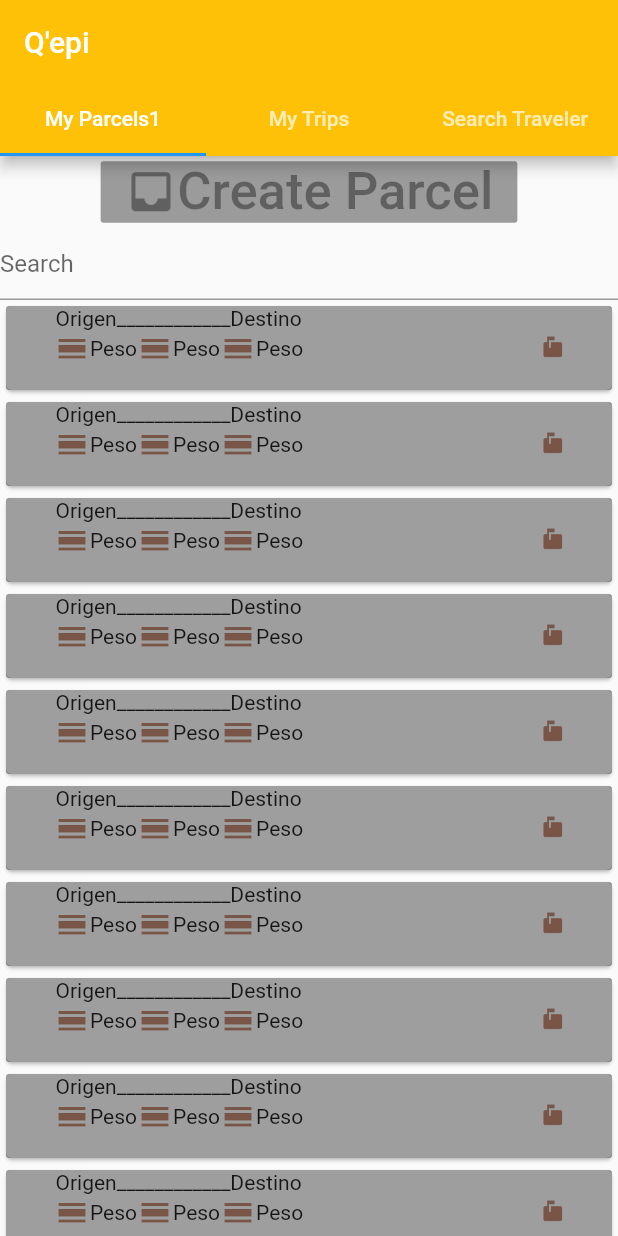
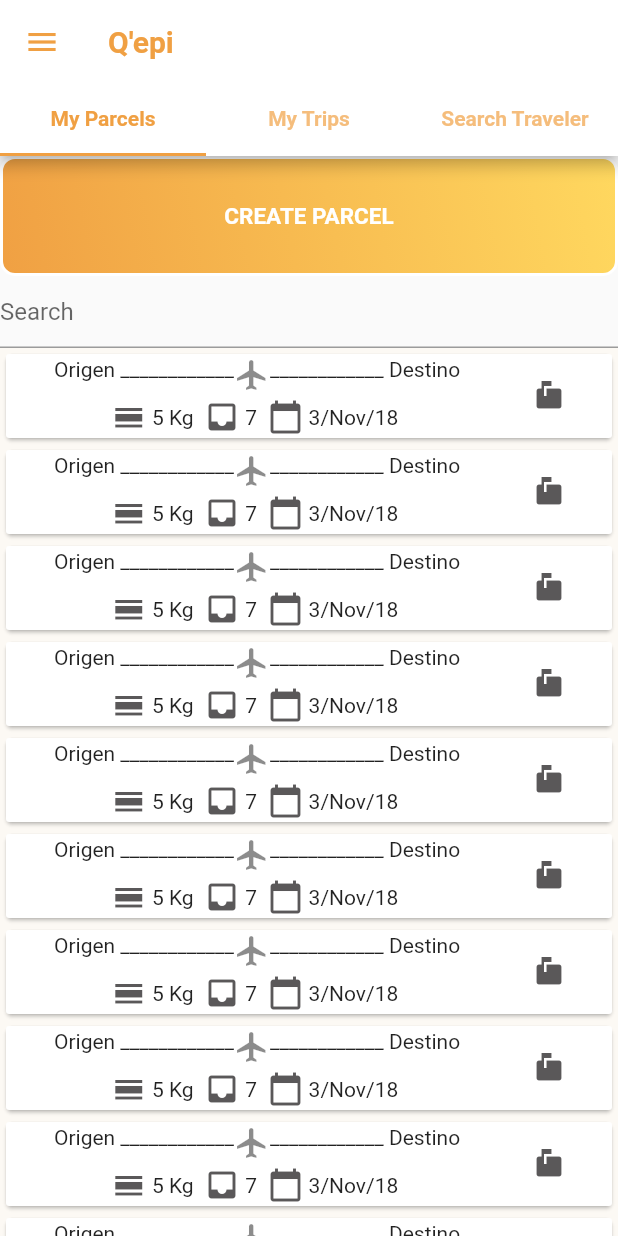
Before and after one commit to tsinvari/qepi_app2, a Flutter app: the screen it shows after launch, on a phone screen of 412 x 824 dp. Run offline on Flutter 3.47's test engine with Material 2 defaults, Android fonts, the light colour scheme and no system bars.

Commit message:
Adding changes to My Parcels screen, colors, etc.

```diff
--- a/lib/main.dart
+++ b/lib/main.dart
@@ -34,14 +34,23 @@ class _HomeState extends State<Home> with SingleTickerProviderStateMixin{
 
   @override
   Widget build(BuildContext context){
+    var drawer = new Drawer();
+
     return new Scaffold(
+      drawer: drawer,
     appBar: new AppBar(
-      backgroundColor: Colors.amber,
-      title: new Text("Q'epi",),
+      //backgroundColor: const Color(0xFFf0a043),
+      backgroundColor: Colors.white,
+      title: new Text("Q'epi",
+        style: TextStyle(fontWeight: FontWeight.bold, color: const Color(0xFFf0a043)),),
+      iconTheme: new IconThemeData(color: const Color(0xFFf0a043)),
       bottom: new TabBar(
         controller: controller,
+        labelColor: const Color(0xFFf0a043),
+        labelStyle: TextStyle(fontWeight: FontWeight.bold),
+        indicatorColor: const Color(0xFFf0a043),
         tabs: <Widget>[
-          new Tab(text: "My Parcels1",),
+          new Tab(text: "My Parcels",),
           new Tab(text: "My Trips",),
           new Tab(text: "Search Traveler",),
         ],
--- a/lib/my_parcels.dart
+++ b/lib/my_parcels.dart
@@ -1,5 +1,4 @@
 import 'package:flutter/material.dart';
-
 
 class Parcels extends StatelessWidget {
   @override
@@ -12,18 +11,60 @@ class Parcels extends StatelessWidget {
 
           mainAxisSize: MainAxisSize.min,
           children: <Widget>[
-            new RaisedButton(
+            /*new RaisedButton(
                 onPressed: null,
                 color: Colors.red,
+                disabledColor: const Color(0xFFffd85f),
+                highlightColor: Colors.black,
+                shape: new RoundedRectangleBorder(borderRadius: new BorderRadius.circular(5.0)),
+                disabledTextColor: Colors.white,
+                textColor: Colors.white,
                 child: new Row(
                   mainAxisAlignment: MainAxisAlignment.center,
                   mainAxisSize: MainAxisSize.min,
                   children: <Widget>[
                     new Icon(Icons.inbox, size: 35.0,),
-                    new Text("Create Parcel", style: new TextStyle(fontSize: 35.0),),
+                    new Text("Create Parcel",
+                      style: new TextStyle(fontSize: 25.0, color: Colors.white),)
                   ],
                 ),
+              ),*/
+            new Center(
+              child: new Container(
+                child: new Material(
+                  child: new InkWell(
+                    onTap: () => print('create'),
+                    child: new Container(
+                      //width: 100.0,
+                      height: 80.0,
+                      decoration: new BoxDecoration(
+                        //color: const Color(0xFFffd85f),
+                        gradient: new LinearGradient(
+                          begin: Alignment.topRight,
+                          end: Alignment.bottomLeft,
+                          //stops: [0.1, 0.5, 0.7, 0.9],
+                          colors: [
+                            const Color(0xFFffd85f),
+                            const Color(0xFFf0a043),
+                          ],
+                        ),
+                        border: new Border.all(color: Colors.white, width: 2.0),
+                        borderRadius: new BorderRadius.circular(10.0),
+                      ),
+                      child: new Center(
+                        child: new Text('CREATE PARCEL',
+                          style: new TextStyle(
+                              fontSize: 15.0,
+                              fontWeight: FontWeight.bold,
+                              color: Colors.white),),
+                      ),
+                    ),
+                  ),
+                  color: Colors.transparent,
+                ),
+                //color: const Color(0xFFffd85f),
               ),
+            ),
             new TextField(
                       decoration: new InputDecoration(
                           hintText: "Search"
@@ -31,50 +72,56 @@ class Parcels extends StatelessWidget {
                     ),
             new Expanded(
               flex: 20,
-              child: new ListView.builder(
-                itemCount: 19,
-                itemBuilder: (BuildContext context, int index){
-                  return new Card(
+              child: new Container(
+                color: const Color(0xFFfcf9f4),
+                child : new ListView.builder(
+                  itemCount: 10,
+                  itemBuilder: (BuildContext context, int index){
+                    return new Card(
                       child: new RaisedButton(
                           onPressed: null,
+                        disabledColor: Colors.white,
                         child: new Column(
                           children: <Widget>[
                             new ListTile(
                               leading: new Column(
+                                mainAxisAlignment: MainAxisAlignment.spaceAround,
                                 children: <Widget>[
                                   new Row(
+                                    mainAxisAlignment: MainAxisAlignment.spaceAround,
                                     mainAxisSize: MainAxisSize.min,
-                                    mainAxisAlignment: MainAxisAlignment.spaceBetween,
                                     crossAxisAlignment: CrossAxisAlignment.start,
                                     children: <Widget>[
-                                      new Text("Origen"),
+                                      new Text("Origen "),
                                       new Text("____________"),
-                                      new Text("Destino"),
+                                      new Icon(Icons.flight),
+                                      new Text("____________"),
+                                      new Text(" Destino"),
                                     ],
                                   ),
                                   new Row(
                                     mainAxisSize: MainAxisSize.min,
                                     mainAxisAlignment: MainAxisAlignment.spaceBetween,
-                                    crossAxisAlignment: CrossAxisAlignment.center,
+                                    //crossAxisAlignment: CrossAxisAlignment.center,
                                     children: <Widget>[
-                                      new Icon(Icons.calendar_view_day, color: Colors.brown,),
-                                      new Text("Peso"),
-                                      new Icon(Icons.calendar_view_day, color: Colors.brown,),
-                                      new Text("Peso"),
-                                      new Icon(Icons.calendar_view_day, color: Colors.brown,),
-                                      new Text("Peso"),
+                                      new Icon(Icons.calendar_view_day, color: const Color(0xFF5a5859),),
+                                      new Text(" 5 Kg  "),
+                                      new Icon(Icons.inbox, color: const Color(0xFF5a5859),),
+                                      new Text(" 7  "),
+                                      new Icon(Icons.calendar_today, color: const Color(0xFF5a5859),),
+                                      new Text(" 3/Nov/18 "),
                                     ],
                                   ),
                                 ],
                               ),
-                              trailing: new Icon(Icons.markunread_mailbox, color: Colors.brown, size: 15.0,),
+                              trailing: new Icon(Icons.markunread_mailbox, color: const Color(0xFF5a5859), size: 20.0,),
                             ),
                           ],
                         ),
                       )
                   );
                 },
-              ),)
+              ),),)
           ],
         ),
       ),
```
